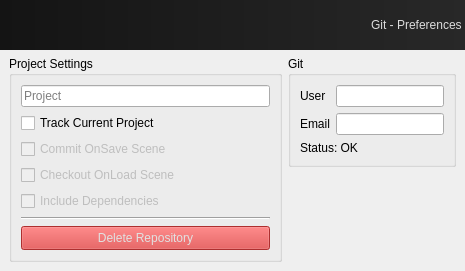
Qt form gitforsoftimage/layout/ui/prefs.ui (csaez/gitforsoftimage) before a commit.
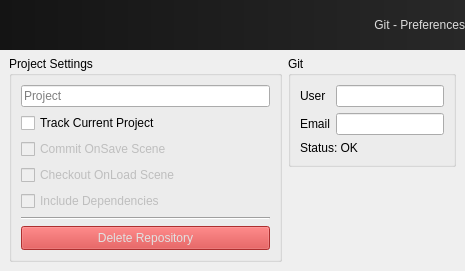
The same form after that commit.

What changed in the file:
```diff
--- a/gitforsoftimage/layout/ui/prefs.ui
+++ b/gitforsoftimage/layout/ui/prefs.ui
@@ -43,11 +43,14 @@
 background-color: qlineargradient(spread:pad, x1:0, y1:0, x2:1, y2:0, stop:0 rgba(20, 20, 20, 255), stop:1 rgba(40, 40, 40, 255));</string>
      </property>
      <property name="text">
-      <string>Git - Preferences </string>
+      <string>Git - Preferences</string>
      </property>
      <property name="alignment">
       <set>Qt::AlignRight|Qt::AlignTrailing|Qt::AlignVCenter</set>
      </property>
+     <property name="margin">
+      <number>9</number>
+     </property>
     </widget>
    </item>
    <item>
```
